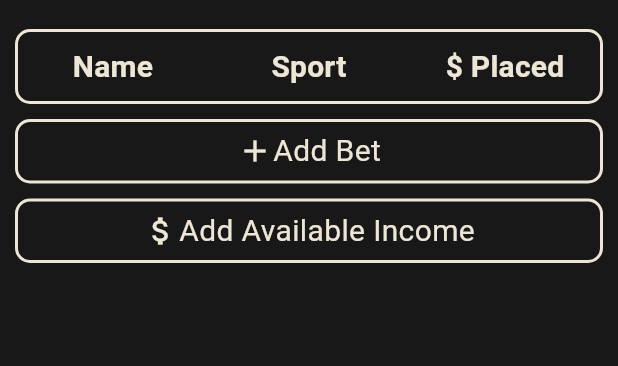
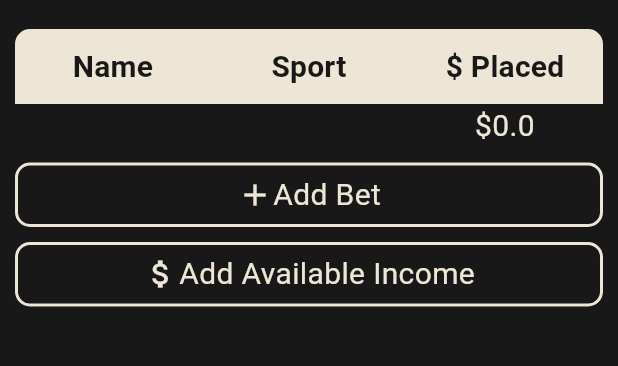
Before and after one commit to Myoro/MyoroBetTracker, a Flutter app: the screen it shows after launch, after a tap on "Add Bet", on a phone screen of 412 x 824 dp, the part 70-436 px from its top. Run offline on Flutter 3.47's test engine with Material 3 defaults, Android fonts, the phone set to English and light mode, and no system bars; our stand-ins replace flutter_bloc, sqflite, sqflite_common_ffi; missing offline and left inert: window_manager; accounts and stored records are empty.

Commit message:
Just in case I get to high to commit

```diff
--- a/myoro_bet_tracker/lib/blocs/bets_bloc.dart
+++ b/myoro_bet_tracker/lib/blocs/bets_bloc.dart
@@ -6,12 +6,27 @@ class AddBetEvent extends BetsEvent {}
 
 class BetsState {
   final List<BetModel> bets;
+  final int? editing;
 
-  BetsState({ this.bets = const [] });
+  BetsState({ this.bets = const [], this.editing });
+
+  BetsState copyWith({
+    List<BetModel>? bets,
+    int? editing
+  }) => BetsState(
+    bets: bets ?? this.bets,
+    editing: editing ?? this.editing
+  );
 }
 
 class BetsBloc extends Bloc<BetsEvent, BetsState> {
   BetsBloc() : super(BetsState()) {
-    on<AddBetEvent>((event, emit) => print('TODO')); // TODO
+    on<AddBetEvent>((event, emit) {
+      // TODO: Insert in database
+      emit(state.copyWith(
+        bets: [ ...state.bets, BetModel(placed: 0, gainedOrLost: 0) ],
+        editing: state.bets.length
+      ));
+    });
   }
 }
--- a/myoro_bet_tracker/lib/screens/main_screen.dart
+++ b/myoro_bet_tracker/lib/screens/main_screen.dart
@@ -9,14 +9,13 @@ class MainScreen extends StatelessWidget {
   const MainScreen({ super.key });
 
   @override
-  Widget build(BuildContext context) => BlocBuilder<BetsBloc, BetsState>(
-    builder: (context, state) => Scaffold(
+  Widget build(BuildContext context) => Scaffold(
     appBar: const MainScreenTopBar(),
     body: Padding(
       padding: const EdgeInsets.all(10),
       child: ListView(
         children: [
-            BetsTable(bets: state.bets),
+          const BetsTable(),
           const SizedBox(height: 10),
           IconAndTextHoverButton(
             onTap: () => BlocProvider.of<BetsBloc>(context).add(AddBetEvent()), // TODO
@@ -32,6 +31,5 @@ class MainScreen extends StatelessWidget {
         ]
       ),
     )
-    ),
   );
 }
--- a/myoro_bet_tracker/lib/widgets/tables/bets_table.dart
+++ b/myoro_bet_tracker/lib/widgets/tables/bets_table.dart
@@ -1,10 +1,10 @@
 import 'package:flutter/material.dart';
+import 'package:flutter_bloc/flutter_bloc.dart';
+import 'package:myoro_bet_tracker/blocs/bets_bloc.dart';
 import 'package:myoro_bet_tracker/models/bet_model.dart';
 
 class BetsTable extends StatelessWidget {
-  final List<BetModel> bets;
-
-  const BetsTable({ super.key, required this.bets });
+  const BetsTable({ super.key });
 
   @override
   Widget build(BuildContext context) {
@@ -29,12 +29,17 @@ class BetsTable extends StatelessWidget {
       }
     }
 
-    return Table(
+    return BlocBuilder<BetsBloc, BetsState>(
+      builder: (context, state) => Table(
         children: [
           // Title
           TableRow(
             decoration: BoxDecoration(
-            borderRadius: BorderRadius.circular(10),
+              color: theme.colorScheme.onPrimary,
+              borderRadius: const BorderRadius.only(
+                topLeft: Radius.circular(10),
+                topRight: Radius.circular(10)
+              ),
               border: Border.all(
                 color: theme.colorScheme.onPrimary,
                 width: 2
@@ -46,14 +51,16 @@ class BetsTable extends StatelessWidget {
                   padding: const EdgeInsets.symmetric(vertical: 10),
                   child: Text(
                     title,
-                  style: theme.textTheme.titleMedium,
+                    style: theme.textTheme.titleMedium!.copyWith(
+                      color: theme.colorScheme.primary
+                    ),
                     textAlign: TextAlign.center
                   ),
                 )
             ]
           ),
           // Bets
-        for(final BetModel bet in bets)
+          for(final BetModel bet in state.bets)
             TableRow(
               children: [
                 for(int i = 0; i < titleRow.length; i++)
@@ -65,6 +72,7 @@ class BetsTable extends StatelessWidget {
               ]
             )
         ]
+      ),
     );
   }
 }
```
Lines whose indentation alone changed are shown as unchanged.
